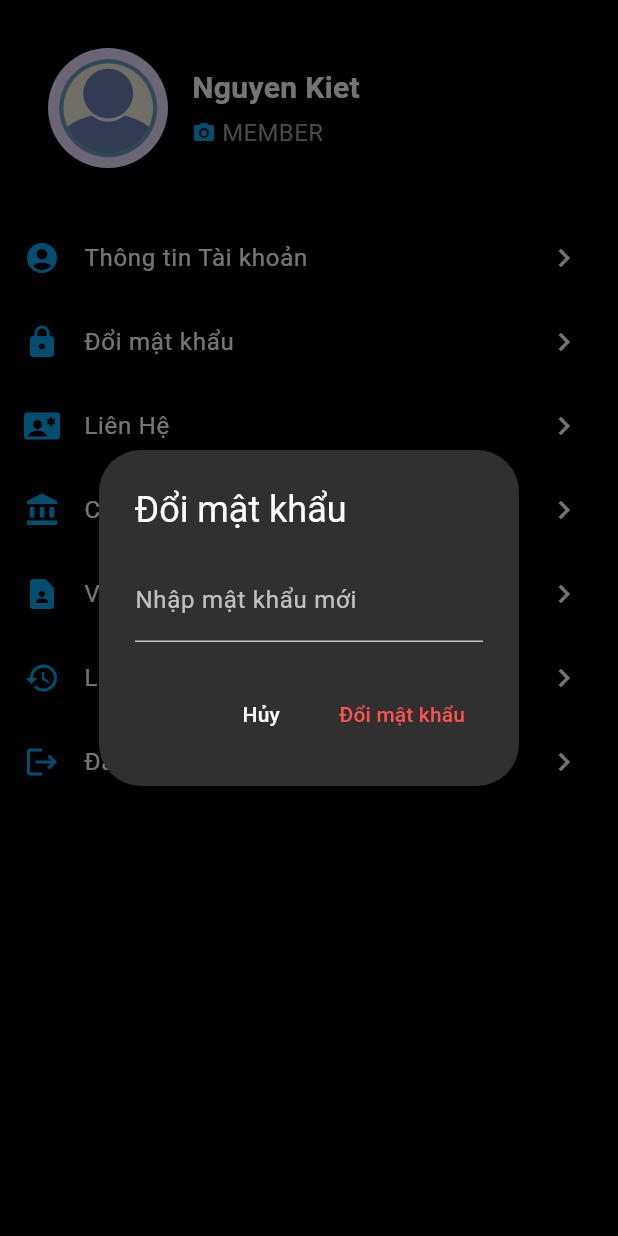
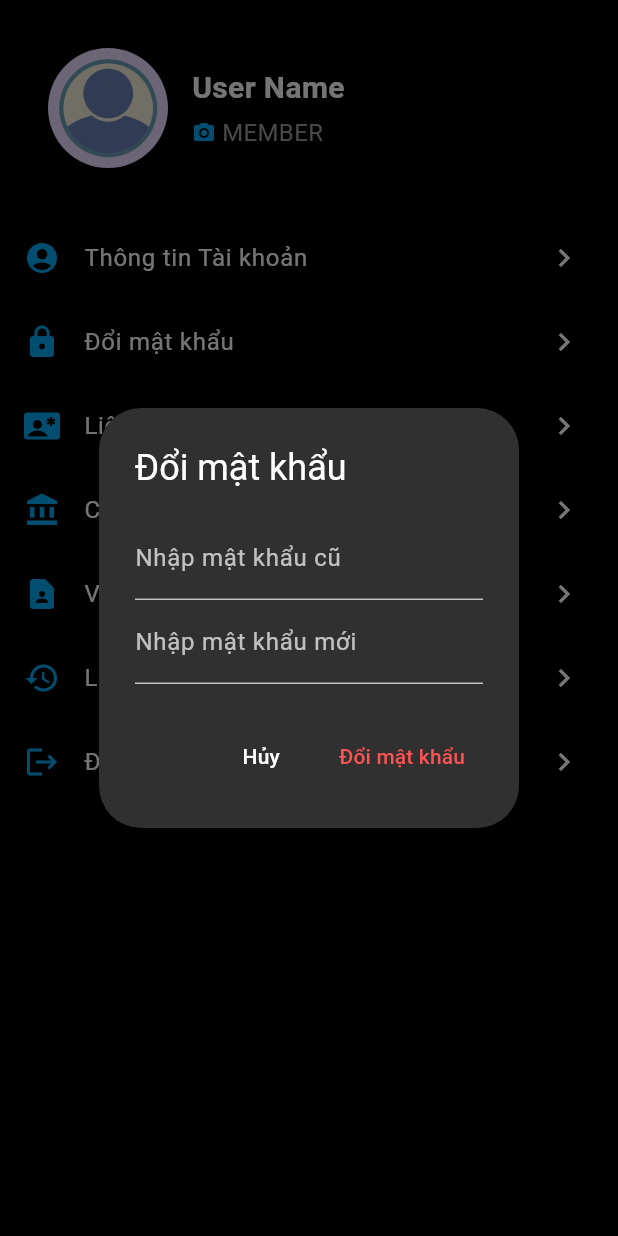
Before and after one commit to TranPhuong000/movieticket, a Flutter app: the AccountPage screen opened directly, after a tap on "Đổi mật khẩu", on a phone screen of 412 x 824 dp. Run offline on Flutter 3.47's test engine with Material 3 defaults, Android fonts, the light colour scheme and no system bars; our stand-ins replace carousel_slider, convex_bottom_bar, google_fonts, qr_flutter, shared_preferences, smooth_page_indicator; accounts and stored records are empty.

Commit message:
code 100%

```diff
--- a/lib/pages/OrderSuccess/orderSuccess.dart
+++ b/lib/pages/OrderSuccess/orderSuccess.dart
@@ -39,7 +39,7 @@ class OrderSuccess extends StatelessWidget {
                   padding: const EdgeInsets.all(30.0),
                   child: Container(
                     decoration: BoxDecoration(
-                        color: Colors.red,
+                        color: Colors.lightBlueAccent,
                         borderRadius: BorderRadius.circular(14),
                         border: Border.all(
                           color: Colors.white,
--- a/lib/pages/account/account.dart
+++ b/lib/pages/account/account.dart
@@ -1,4 +1,5 @@
 import 'package:flutter/material.dart';
+import 'package:movie/api_service.dart';
 import 'package:movie/mainPage.dart';
 import 'package:movie/pages/account/about.dart';
 import 'package:movie/pages/account/cinema.dart';
@@ -6,8 +7,58 @@ import 'package:movie/pages/account/contact.dart';
 import 'package:movie/pages/account/detailAccount.dart';
 import 'package:movie/pages/login_signup/login_screen.dart';
 
-class AccountPage extends StatelessWidget {
+class AccountPage extends StatefulWidget {
   const AccountPage({super.key});
+
+  @override
+  State<AccountPage> createState() => _AccountPageState();
+}
+
+class _AccountPageState extends State<AccountPage> {
+  @override
+  void initState() {
+    super.initState();
+    fetchUserDataAndLichSuDatVe();
+  }
+
+  Map<String, dynamic>? userData1;
+  List<dynamic>? danhSachDatVe; // Danh sách thông tin đặt vé từ API
+  final ApiService apiService =
+      ApiService(baseUrl: 'https://movienew.cybersoft.edu.vn');
+
+  Future<void> fetchUserDataAndLichSuDatVe() async {
+    try {
+      final data = await getUserData();
+      if (data != null) {
+        setState(() {
+          userData1 = data;
+        });
+
+        final result = await apiService.postRequest(
+          '/api/QuanLyNguoiDung/ThongTinTaiKhoan',
+          {
+            'Content-Type': 'application/json',
+            'Authorization': 'Bearer ${data['accessToken']}',
+            'TokenCybersoft':
+                'eyJhbGciOiJIUzI1NiIsInR5cCI6IkpXVCJ9.eyJ0ZW5Mb3AiOiJCb290Y2FtcCA2NCIsIkhldEhhblN0cmluZyI6IjA4LzA5LzIwMjQiLCJIZXRIYW5UaW1lIjoiMTcyNTc1MzYwMDAwMCIsIm5iZiI6MTY5NTkyMDQwMCwiZXhwIjoxNzI1OTAxMjAwfQ.fWIHiHRVx9B7UlCgFCwvvXAlcVc-I-RB603rEDsM_wI',
+          },
+          {},
+        );
+
+        if (result['content'] is List) {
+          setState(() {
+            danhSachDatVe = result['content'];
+          });
+        } else {
+          print('Error: Unexpected data type for danhSachDatVe');
+        }
+      } else {
+        print('No user data found');
+      }
+    } catch (e) {
+      print('Error: $e');
+    }
+  }
 
   @override
   Widget build(BuildContext context) {
@@ -62,7 +113,7 @@ class AccountPage extends StatelessWidget {
           ),
           _buildMenuItem(
             icon: Icons.history,
-            title: 'Lịch sử Giao dịch',
+            title: 'Lịch sử Đặt Vé',
             onTap: () {
               Navigator.push(context, MaterialPageRoute(builder: (context) {
                 return const Mainpage(
@@ -93,27 +144,29 @@ class AccountPage extends StatelessWidget {
         borderRadius: BorderRadius.circular(8.0),
       ),
       margin: const EdgeInsets.all(16.0),
-      child: const Row(
+      child: Row(
         children: <Widget>[
-          CircleAvatar(
+          const CircleAvatar(
             radius: 40,
             backgroundImage: AssetImage(
                 'assets/images/ava.png'), // Add your avatar image in assets folder
           ),
-          SizedBox(width: 16.0),
+          const SizedBox(width: 16.0),
           Column(
             crossAxisAlignment: CrossAxisAlignment.start,
             children: <Widget>[
               Text(
-                'Nguyen Kiet',
-                style: TextStyle(
+                userData1 != null
+                    ? userData1!['hoTen'] ?? 'User Name'
+                    : 'User Name',
+                style: const TextStyle(
                   fontSize: 20.0,
                   fontWeight: FontWeight.bold,
                   color: Colors.white,
                 ),
               ),
-              SizedBox(height: 4.0),
-              Row(
+              const SizedBox(height: 4.0),
+              const Row(
                 children: <Widget>[
                   Icon(Icons.camera_alt, size: 16.0, color: Colors.lightBlue),
                   SizedBox(width: 4.0),
@@ -165,6 +218,22 @@ class AccountPage extends StatelessWidget {
               TextField(
                 style: const TextStyle(color: Colors.white),
                 decoration: const InputDecoration(
+                  labelText: 'Nhập mật khẩu cũ',
+                  labelStyle: TextStyle(color: Colors.white70),
+                  enabledBorder: UnderlineInputBorder(
+                    borderSide: BorderSide(color: Colors.white70),
+                  ),
+                  focusedBorder: UnderlineInputBorder(
+                    borderSide: BorderSide(color: Colors.redAccent),
+                  ),
+                ),
+                onChanged: (value) {
+                  newPassword = value;
+                },
+              ),
+              TextField(
+                style: const TextStyle(color: Colors.white),
+                decoration: const InputDecoration(
                   labelText: 'Nhập mật khẩu mới',
                   labelStyle: TextStyle(color: Colors.white70),
                   enabledBorder: UnderlineInputBorder(
--- a/lib/pages/bookingHistory/bookingHistory.dart
+++ b/lib/pages/bookingHistory/bookingHistory.dart
@@ -112,7 +112,7 @@ class _BookHistoryPageState extends State<BookHistoryPage> {
       child: Card(
         margin: const EdgeInsets.symmetric(vertical: 10),
         shape: RoundedRectangleBorder(
-          borderRadius: BorderRadius.circular(5),
+          borderRadius: BorderRadius.circular(15),
         ),
         elevation: 4,
         child: InkWell(
--- a/lib/pages/bookingHistory/detailBookingHistory.dart
+++ b/lib/pages/bookingHistory/detailBookingHistory.dart
@@ -81,8 +81,8 @@ class DetailBookingHistory extends StatelessWidget {
             ),
             const Divider(height: 32),
             _buildInfoRow('Mã vé:', ve['maVe'].toString()),
-            _buildInfoRow('Hệ thống rạp:', tenHeThongRap),
-            _buildInfoRow('Hệ thống rạp:', tenRap),
+            _buildInfoRow('Tên Hệ thống rạp:', tenHeThongRap),
+            _buildInfoRow('Tên rạp:', tenRap),
             _buildInfoRow('Số ghế:', _formatSeats(ve['danhSachGhe'])),
             _buildInfoRow('Số lượng:', ve['danhSachGhe'].length.toString()),
             _buildInfoRow('Giá tiền:', currencyFormatter.format(ve['giaVe'])),
--- a/lib/pages/checkoutPage/checkoutPage.dart
+++ b/lib/pages/checkoutPage/checkoutPage.dart
@@ -1,10 +1,10 @@
 import 'package:flutter/material.dart';
 import 'package:movie/api_service.dart';
 import 'package:movie/pages/OrderSuccess/orderSuccess.dart';
-import 'package:movie/pages/selectCinema/customHeader.dart';
 import 'package:movie/pages/selectSeat/info.dart';
 import 'package:shared_preferences/shared_preferences.dart';
 import 'dart:convert';
+import './header.dart';
 
 class CheckOutPage extends StatefulWidget {
   final TicketInfo ticketInfo;
@@ -100,7 +100,8 @@ class _CheckOutPageState extends State<CheckOutPage> {
       body: SafeArea(
         child: Column(
           children: [
-            CustomHeader(size: size, content: "CheckOut Movie"),
+            CustomHeader(size: size, content: "Thông Tin Vé"),
+
             Container(
               margin: const EdgeInsets.symmetric(horizontal: 24),
               padding: const EdgeInsets.symmetric(vertical: 24),
--- a/lib/pages/detailPage/detailPage.dart
+++ b/lib/pages/detailPage/detailPage.dart
@@ -198,11 +198,10 @@ class _MovieDetailPageState extends State<MovieDetailPage>
                               );
                             }));
                           },
-                          icon: const Icon(Icons.local_activity,
-                              color: Colors.white),
+                          icon: const Icon(Icons.movie, color: Colors.white),
                           label: const Text('Đặt Vé'),
                           style: ElevatedButton.styleFrom(
-                            backgroundColor: Colors.red,
+                            backgroundColor: Colors.lightBlueAccent,
                             padding: const EdgeInsets.symmetric(
                                 vertical: 12.0, horizontal: 24.0),
                             textStyle: const TextStyle(
--- a/lib/pages/selectSeat/selectSeatPage.dart
+++ b/lib/pages/selectSeat/selectSeatPage.dart
@@ -1,4 +1,5 @@
 import 'package:flutter/material.dart';
+import 'package:intl/intl.dart';
 import 'package:movie/api_service.dart';
 import 'package:movie/pages/checkoutPage/checkoutPage.dart';
 import 'package:movie/pages/selectSeat/arrowBack.dart';
@@ -127,6 +128,9 @@ class _SelectSeatPageState extends State<SelectSeatPage> {
     final selectedSeatsCount = selectedSeats.length;
     final ticketPrice = calculateTotalPrice();
     final seatNames = getSelectedSeatNames();
+    final formattedTicketPrice =
+        NumberFormat.currency(locale: 'vi_VN', symbol: 'VND')
+            .format(ticketPrice);
 
     return Scaffold(
       backgroundColor: Colors.black, // Màu nền mặc định của trang
@@ -211,7 +215,7 @@ class _SelectSeatPageState extends State<SelectSeatPage> {
                             const TextStyle(color: Colors.white, fontSize: 16),
                       ),
                       Text(
-                        '$ticketPrice VND',
+                        formattedTicketPrice,
                         style: const TextStyle(
                             color: Colors.white,
                             fontSize: 16,
```
Also changed, not shown: lib/pages/SearchMovie/searchMovie.dart (+63 -58 lines), lib/pages/checkoutPage/header.dart (added, +54 -0 lines), lib/pages/homePage/homePage.dart (+34 -2 lines), pubspec.lock.
